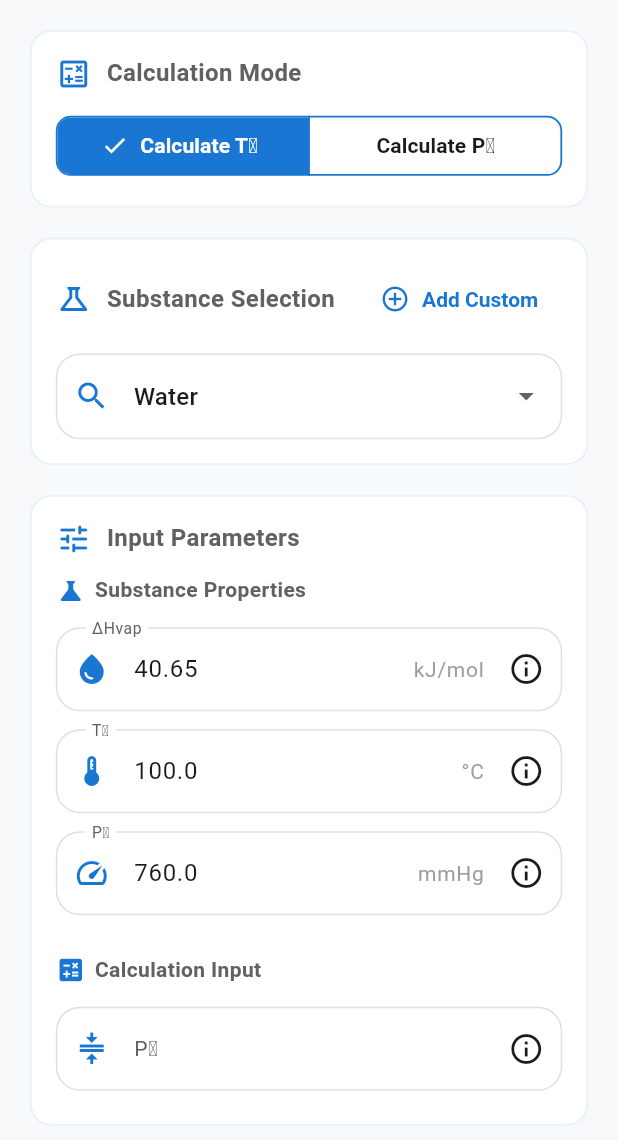
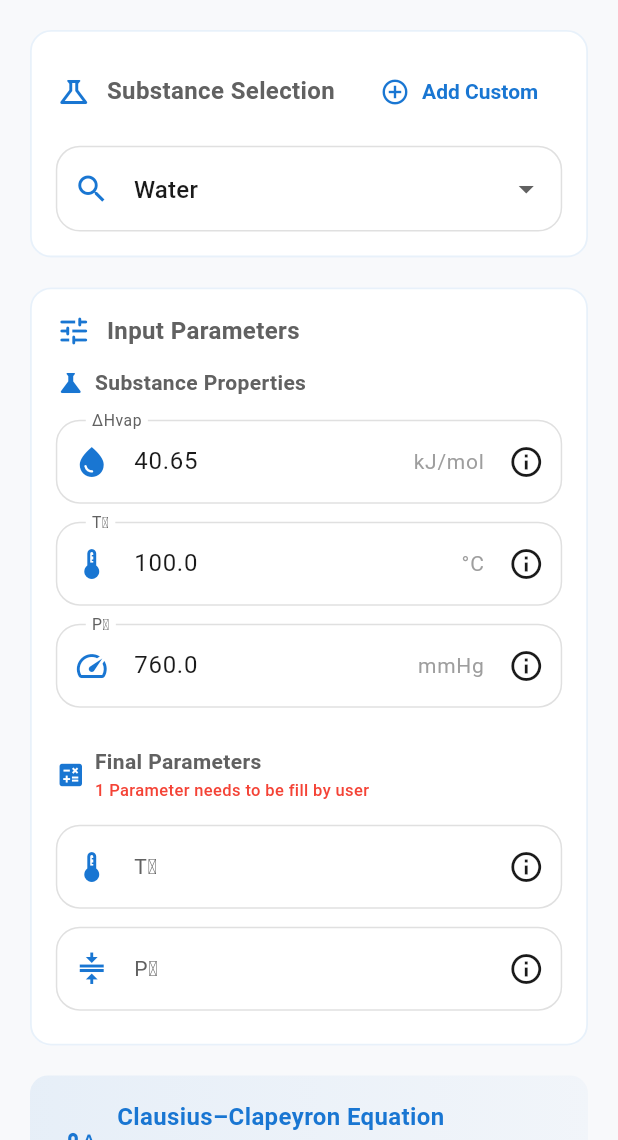
Before and after one commit to amits0905/Mechanical-Engineering, a Flutter app: the BoilingPointCalculatorUI screen opened directly, on a phone screen of 412 x 824 dp, the part 96-1236 px from its top. Run offline on Flutter 3.47's test engine with Material 3 defaults, Android fonts, the phone set to English and light mode, and no system bars; our stand-ins replace geolocator, sensors_plus, shared_preferences; accounts and stored records are empty.

Commit message:
Boiling point Ui change

```diff
--- a/lib/components/boiling_point_calculator/boiling_point_calculator_logic.dart
+++ b/lib/components/boiling_point_calculator/boiling_point_calculator_logic.dart
@@ -14,7 +14,7 @@ class BoilingPointController with ChangeNotifier {
 
   // State
   String selectedSubstance = 'Water';
-  String calculationMode = 't2'; // 't2' or 'p2'
+  // Removed String calculationMode = 't2'; - No longer needed for UI toggle
   String result = '';
   bool showCustomSubstanceDialog = false;
   String? editingSubstanceName; // null when adding, not null when editing
@@ -76,6 +76,11 @@ class BoilingPointController with ChangeNotifier {
 
       // Clear result when substance changes
       result = '';
+
+      // Clear T2 and P2 inputs (important after loading new substance data)
+      temp2Controller.clear();
+      pressure2Controller.clear();
+
       onUpdate?.call();
     }
   }
@@ -234,48 +239,87 @@ class BoilingPointController with ChangeNotifier {
     return substanceDatabase.isCustomSubstance(selectedSubstance);
   }
 
-  void updateCalculationMode(String mode) {
-    calculationMode = mode;
-    result = ''; // Clear result on mode change
-    onUpdate?.call();
-  }
-
   void calculate(BuildContext context) {
     // Input validation and parsing
     final dhvap = double.tryParse(dhvapController.text);
     final p1 = double.tryParse(pressure1Controller.text);
     final t1 = double.tryParse(temp1Controller.text);
 
+    // Check which final parameter is provided
+    final p2Input = pressure2Controller.text;
+    final t2Input = temp2Controller.text;
+    final p2 = double.tryParse(p2Input);
+    final t2 = double.tryParse(t2Input);
+
+    // --- Step 1: Validate Initial Properties ---
     if (dhvap == null || p1 == null || t1 == null) {
-      result = 'Error: Missing substance property value.';
+      result = 'Error: Missing initial substance property (ΔHvap, T₁, or P₁).';
       onUpdate?.call();
       return;
     }
 
+    // --- Step 2: Determine Calculation Mode (Inference) ---
+    final bool isP2Provided = p2Input.isNotEmpty;
+    final bool isT2Provided = t2Input.isNotEmpty;
+
+    if (isP2Provided && isT2Provided) {
+      result =
+          'Error: Please leave EITHER Final Pressure (P₂) OR Final Temperature (T₂) blank to calculate.';
+      onUpdate?.call();
+      return;
+    }
+
+    if (!isP2Provided && !isT2Provided) {
+      result =
+          'Error: Final Pressure (P₂) or Final Temperature (T₂) must be entered.';
+      onUpdate?.call();
+      return;
+    }
+
+    // Clear previous result
+    result = '';
+
     try {
-      if (calculationMode == 't2') {
-        final p2 = double.tryParse(pressure2Controller.text);
+      if (isP2Provided) {
+        // Calculate T₂ (Final Pressure P₂ is provided)
         if (p2 == null) {
-          result = 'Error: Final Pressure (P₂) is required.';
+          result = 'Error: Final Pressure (P₂) must be a valid number.';
           onUpdate?.call();
           return;
         }
         final t2Kelvin = _calculateT2Kelvin(dhvap, p1, t1, p2);
         final t2Celsius = _kelvinToCelsius(t2Kelvin);
 
+        // 1. Set the calculated value into the T₂ TextField
+        temp2Controller.text = t2Celsius.toStringAsFixed(
+          BoilingPointConstants.temperaturePrecision,
+        );
+
+        // 2. Set the result text for the result card
         result =
-            'Final Boiling Point: ${t2Celsius.toStringAsFixed(BoilingPointConstants.temperaturePrecision)} °C';
+            '${t2Celsius.toStringAsFixed(BoilingPointConstants.temperaturePrecision)} °C';
+
+        // REMOVED: pressure2Controller.clear(); <-- This caused the issue
       } else {
-        final t2 = double.tryParse(temp2Controller.text);
+        // Calculate P₂ (Final Temperature T₂ is provided)
         if (t2 == null) {
-          result = 'Error: Final Boiling Point (T₂) is required.';
+          result = 'Error: Final Temperature (T₂) must be a valid number.';
           onUpdate?.call();
           return;
         }
 
-        final p2 = _calculateP2(dhvap, p1, t1, t2);
+        final p2Calculated = _calculateP2(dhvap, p1, t1, t2);
+
+        // 1. Set the calculated value into the P₂ TextField
+        pressure2Controller.text = p2Calculated.toStringAsFixed(
+          BoilingPointConstants.pressurePrecision,
+        );
+
+        // 2. Set the result text for the result card
         result =
-            'Final Pressure: ${p2.toStringAsFixed(BoilingPointConstants.pressurePrecision)} mmHg';
+            '${p2Calculated.toStringAsFixed(BoilingPointConstants.pressurePrecision)} mmHg';
+
+        // REMOVED: temp2Controller.clear(); <-- This caused the issue
       }
     } catch (e) {
       result =
--- a/lib/components/boiling_point_calculator/boiling_point_calculator_ui.dart
+++ b/lib/components/boiling_point_calculator/boiling_point_calculator_ui.dart
@@ -15,6 +15,9 @@ class BoilingPointCalculatorUI extends StatefulWidget {
 class _BoilingPointCalculatorUIState extends State<BoilingPointCalculatorUI> {
   final BoilingPointController _controller = BoilingPointController();
   final _formKey = GlobalKey<FormState>();
+
+  bool highlightT2 = false;
+  bool highlightP2 = false;
 
   @override
   void initState() {
@@ -35,13 +38,47 @@ class _BoilingPointCalculatorUIState extends State<BoilingPointCalculatorUI> {
   }
 
   void _navigateToAddEditSubstancePage() {
-    _controller.prepareForAdding(); // Prepare controller for adding
+    _controller.prepareForAdding();
     Navigator.push(
       context,
       MaterialPageRoute(
         builder: (context) => AddEditSubstancePage(controller: _controller),
       ),
     );
+  }
+
+  void _onCalculatePressed() {
+    FocusScope.of(context).unfocus();
+
+    // Reset highlighting
+    setState(() {
+      highlightT2 = false;
+      highlightP2 = false;
+    });
+
+    final t2Text = _controller.temp2Controller.text.trim();
+    final p2Text = _controller.pressure2Controller.text.trim();
+
+    // ✅ Case: Both filled -> highlight both and show error
+    if (t2Text.isNotEmpty && p2Text.isNotEmpty) {
+      setState(() {
+        highlightT2 = true;
+        highlightP2 = true;
+      });
+
+      ScaffoldMessenger.of(context).showSnackBar(
+        const SnackBar(
+          content: Text('Only one of T₂ or P₂ should be filled.'),
+          backgroundColor: Colors.redAccent,
+        ),
+      );
+      return;
+    }
+
+    // Validate form normally
+    if (_formKey.currentState?.validate() ?? false) {
+      _controller.calculate(context);
+    }
   }
 
   @override
@@ -52,15 +89,10 @@ class _BoilingPointCalculatorUIState extends State<BoilingPointCalculatorUI> {
       body: SafeArea(
         child: Form(
           key: _formKey,
-          child: AnimatedSwitcher(
-            duration: const Duration(milliseconds: 350),
           child: SingleChildScrollView(
-              key: ValueKey(_controller.calculationMode),
             padding: const EdgeInsets.all(20),
             child: Column(
               children: [
-                  _buildCalculationModeCard(),
-                  const SizedBox(height: 20),
                 _buildSubstanceCard(),
                 const SizedBox(height: 20),
                 _buildInputParametersCard(),
@@ -69,10 +101,7 @@ class _BoilingPointCalculatorUIState extends State<BoilingPointCalculatorUI> {
                 const SizedBox(height: 20),
                 _buildCalculateButton(),
                 const SizedBox(height: 20),
-                  _buildResultCard(),
-                  const SizedBox(height: 20),
               ],
-              ),
             ),
           ),
         ),
@@ -146,14 +175,6 @@ class _BoilingPointCalculatorUIState extends State<BoilingPointCalculatorUI> {
     );
   }
 
-  Widget _buildCalculationModeCard() {
-    return _buildCard(
-      title: 'Calculation Mode',
-      icon: Icons.calculate_outlined,
-      child: _buildCalculationToggle(),
-    );
-  }
-
   Widget _buildSubstanceCard() {
     final List<String> availableSubstances = _controller.substances;
 
@@ -178,13 +199,9 @@ class _BoilingPointCalculatorUIState extends State<BoilingPointCalculatorUI> {
         ),
         menuMaxHeight: MediaQuery.of(context).size.height * 0.5,
         borderRadius: BorderRadius.circular(12),
-
-        // NEW: Use selectedItemBuilder to control the displayed text's style.
         selectedItemBuilder: (context) {
           return availableSubstances.map<Widget>((String s) {
             final isCustom = _controller.substanceDatabase.isCustomSubstance(s);
-
-            // Render only the text, styled like a regular input field value.
             return Text(
               s,
               maxLines: 1,
@@ -197,8 +214,6 @@ class _BoilingPointCalculatorUIState extends State<BoilingPointCalculatorUI> {
             );
           }).toList();
         },
-
-        // END NEW
         items: availableSubstances.isEmpty
             ? null
             : availableSubstances.map((s) {
@@ -206,8 +221,6 @@ class _BoilingPointCalculatorUIState extends State<BoilingPointCalculatorUI> {
                     .isCustomSubstance(s);
                 return DropdownMenuItem(
                   value: s,
-                  child: SizedBox(
-                    width: double.infinity,
                   child: Row(
                     children: [
                       Icon(
@@ -229,17 +242,13 @@ class _BoilingPointCalculatorUIState extends State<BoilingPointCalculatorUI> {
                           overflow: TextOverflow.ellipsis,
                         ),
                       ),
-                        if (isCustom)
-                          _buildTag('Custom', AppTheme.primaryColor),
+                      if (isCustom) _buildTag('Custom', AppTheme.primaryColor),
                     ],
-                    ),
                   ),
                 );
               }).toList(),
         onChanged: (val) {
-          if (val != null) {
-            _controller.updateSelectedSubstance(val);
-          }
+          if (val != null) _controller.updateSelectedSubstance(val);
         },
       ),
     );
@@ -282,27 +291,35 @@ class _BoilingPointCalculatorUIState extends State<BoilingPointCalculatorUI> {
             ),
           ]),
           const SizedBox(height: 20),
-          _buildSection('Calculation Input', Icons.calculate, [
+          _buildSection(
+            'Final Parameters',
+            Icons.calculate,
+            [
               _buildParameterField(
-              _controller.calculationMode == 't2' ? 'P₂' : 'T₂',
-              _controller.calculationMode == 't2'
-                  ? 'Final Pressure'
-                  : 'Final Temperature',
-              _controller.calculationMode == 't2' ? 'mmHg' : '°C',
-              _controller.calculationMode == 't2'
-                  ? _controller.pressure2Controller
-                  : _controller.temp2Controller,
-              _controller.calculationMode == 't2'
-                  ? Icons.compress
-                  : Icons.thermostat,
-              validator: _controller.calculationMode == 't2'
-                  ? _validatePressure
-                  : _validateTemperature,
-              tooltip: _controller.calculationMode == 't2'
-                  ? 'Pressure range: 0.1 - 2000 mmHg'
-                  : 'Temperature range: -273 - 500°C',
+                'T₂',
+                'Final Temperature',
+                '°C',
+                _controller.temp2Controller,
+                Icons.thermostat,
+                validator: _validateTemperature,
+                tooltip:
+                    'Temperature range: -273 - 500°C (Leave blank to calculate)',
+                highlight: highlightT2,
               ),
-          ]),
+              _buildParameterField(
+                'P₂',
+                'Final Pressure',
+                'mmHg',
+                _controller.pressure2Controller,
+                Icons.compress,
+                validator: _validatePressure,
+                tooltip:
+                    'Pressure range: 0.1 - 2000 mmHg (Leave blank to calculate)',
+                highlight: highlightP2,
+              ),
+            ],
+            subtitle: '1 Parameter needs to be fill by user',
+          ),
         ],
       ),
     );
@@ -313,12 +330,7 @@ class _BoilingPointCalculatorUIState extends State<BoilingPointCalculatorUI> {
       width: double.infinity,
       height: 56,
       child: ElevatedButton.icon(
-        onPressed: () {
-          FocusScope.of(context).unfocus();
-          if (_formKey.currentState?.validate() ?? false) {
-            _controller.calculate(context);
-          }
-        },
+        onPressed: _onCalculatePressed,
         style: ElevatedButton.styleFrom(
           backgroundColor: AppTheme.primaryColor,
           foregroundColor: AppTheme.textOnPrimaryColor,
@@ -339,58 +351,6 @@ class _BoilingPointCalculatorUIState extends State<BoilingPointCalculatorUI> {
       ),
     );
   }
-
-  Widget _buildResultCard() {
-    final hasResult = _controller.result.isNotEmpty;
-    final hasError = _controller.result.toLowerCase().contains('error');
-
-    return _buildCard(
-      title: 'Result',
-      icon: Icons.analytics_outlined,
-      iconColor: hasError
-          ? AppTheme.errorColor
-          : (hasResult ? AppTheme.successColor : AppTheme.textSecondaryColor),
-      borderColor: hasError
-          ? AppTheme.errorColor.withValues(alpha: 0.3)
-          : (hasResult
-                ? AppTheme.successColor.withValues(alpha: 0.3)
-                : AppTheme.primaryColor.withValues(alpha: 0.1)),
-      child: AnimatedSwitcher(
-        duration: const Duration(milliseconds: 250),
-        child: Container(
-          key: ValueKey(
-            '${_controller.result}_${DateTime.now().millisecondsSinceEpoch}',
-          ),
-          padding: const EdgeInsets.all(16),
-          decoration: BoxDecoration(
-            color: hasError
-                ? AppTheme.errorColor.withValues(alpha: 0.05)
-                : (hasResult
-                      ? AppTheme.successColor.withValues(alpha: 0.05)
-                      : AppTheme.surfaceColor),
-            borderRadius: BorderRadius.circular(12),
-          ),
-          child: Column(
-            crossAxisAlignment: CrossAxisAlignment.start,
-            children: [
-              Text(
-                hasResult ? _controller.result : 'No calculation yet',
-                style: TextStyle(
-                  fontSize: 16,
-                  fontWeight: FontWeight.w600,
-                  color: hasError
-                      ? AppTheme.errorColor
-                      : AppTheme.textPrimaryColor,
-                ),
-              ),
-            ],
-          ),
-        ),
-      ),
-    );
-  }
-
-  // Utility Widgets
 
   Widget _buildCard({
     required String title,
@@ -445,9 +405,29 @@ class _BoilingPointCalculatorUIState extends State<BoilingPointCalculatorUI> {
     IconData icon, {
     String? Function(String?)? validator,
     String? tooltip,
+    bool highlight = false,
   }) {
     return Padding(
       padding: const EdgeInsets.symmetric(vertical: 6),
+      child: AnimatedContainer(
+        duration: const Duration(milliseconds: 300),
+        curve: Curves.easeInOut,
+        decoration: BoxDecoration(
+          border: Border.all(
+            color: highlight ? Colors.redAccent : Colors.transparent,
+            width: highlight ? 2 : 0,
+          ),
+          borderRadius: BorderRadius.circular(12),
+          boxShadow: highlight
+              ? [
+                  BoxShadow(
+                    color: Colors.redAccent.withValues(alpha: 0.3),
+                    blurRadius: 6,
+                    spreadRadius: 2,
+                  ),
+                ]
+              : [],
+        ),
         child: TextFormField(
           controller: controller,
           keyboardType: const TextInputType.numberWithOptions(
@@ -461,7 +441,13 @@ class _BoilingPointCalculatorUIState extends State<BoilingPointCalculatorUI> {
             icon: icon,
             tooltip: tooltip,
           ),
-        validator: validator,
+          validator: (value) {
+            if (label == 'T₂' || label == 'P₂') {
+              if (value == null || value.isEmpty) return null;
+            }
+            return validator?.call(value);
+          },
+        ),
       ),
     );
   }
@@ -505,7 +491,12 @@ class _BoilingPointCalculatorUIState extends State<BoilingPointCalculatorUI> {
     return null;
   }
 
-  Widget _buildSection(String title, IconData icon, List<Widget> children) {
+  Widget _buildSection(
+    String title,
+    IconData icon,
+    List<Widget> children, {
+    String? subtitle,
+  }) {
     return Column(
       crossAxisAlignment: CrossAxisAlignment.start,
       children: [
@@ -513,9 +504,26 @@ class _BoilingPointCalculatorUIState extends State<BoilingPointCalculatorUI> {
           children: [
             Icon(icon, size: 20, color: AppTheme.primaryColor),
             const SizedBox(width: 6),
+            Column(
+              crossAxisAlignment: CrossAxisAlignment.start,
+              children: [
                 Text(
                   title,
-              style: const TextStyle(fontSize: 14, fontWeight: FontWeight.w700),
+                  style: const TextStyle(
+                    fontSize: 14,
+                    fontWeight: FontWeight.w700,
+                  ),
+                ),
+                if (subtitle != null)
+                  Text(
+                    subtitle,
+                    style: const TextStyle(
+                      fontSize: 11,
+                      fontWeight: FontWeight.w500,
+                      color: Colors.red,
+                    ),
+                  ),
+              ],
             ),
           ],
         ),
@@ -543,53 +551,4 @@ class _BoilingPointCalculatorUIState extends State<BoilingPointCalculatorUI> {
       ),
     );
   }
-
-  Widget _buildCalculationToggle() {
-    return SizedBox(
-      // Force the segmented button to take the full available width
-      width: double.infinity,
-      child: SegmentedButton<String>(
-        segments: <ButtonSegment<String>>[
-          ButtonSegment<String>(
-            value: 't2',
-            label: const Text('Calculate T₂'),
-            // Make this segment expand to fill available space
-            // The segment for 't2' is selected, so we add a checkmark icon.
-            icon: _controller.calculationMode == 't2'
-                ? const Icon(Icons.check)
-                : null,
-          ),
-          ButtonSegment<String>(
-            value: 'p2',
-            label: const Text('Calculate P₂'),
-            // Make this segment expand to fill available space
-            icon: _controller.calculationMode == 'p2'
-                ? const Icon(Icons.check)
-                : null,
-          ),
-        ],
-        // The selected value must be a Set.
-        selected: <String>{_controller.calculationMode},
-        onSelectionChanged: (Set<String> newSelection) {
-          if (newSelection.isNotEmpty) {
-            _controller.updateCalculationMode(newSelection.first);
 }
-        },
-        // Optional styling for a more custom look
-        style: SegmentedButton.styleFrom(
-          // Set colors to match your theme
-          selectedForegroundColor: AppTheme.textOnPrimaryColor, // White text
-          selectedBackgroundColor: AppTheme.primaryColor, // Your primary color
-          foregroundColor: AppTheme.textPrimaryColor, // Unselected text color
-          // Ensures the button takes up the full width of the parent SizedBox
-          // This property expands all ButtonSegments to equally fill the SegmentedButton's width
-          // Use `BorderSide.none` to remove the default thin border between segments
-          side: BorderSide(color: AppTheme.primaryColor, width: 1.2),
-          shape: RoundedRectangleBorder(
-            borderRadius: BorderRadius.circular(10),
-          ),
-        ),
-      ),
-    );
-  }
-}
```
Lines whose indentation alone changed are shown as unchanged.
